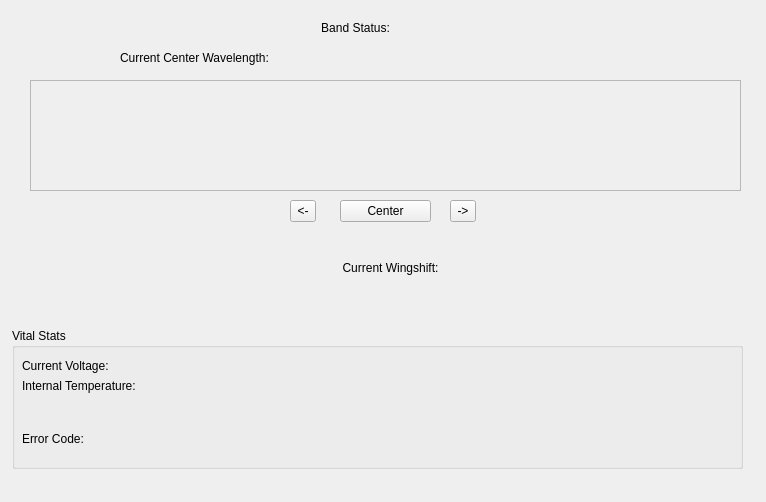
Qt form quantumgui.ui (StarstoneSoftware/QuantumSF) before a commit.
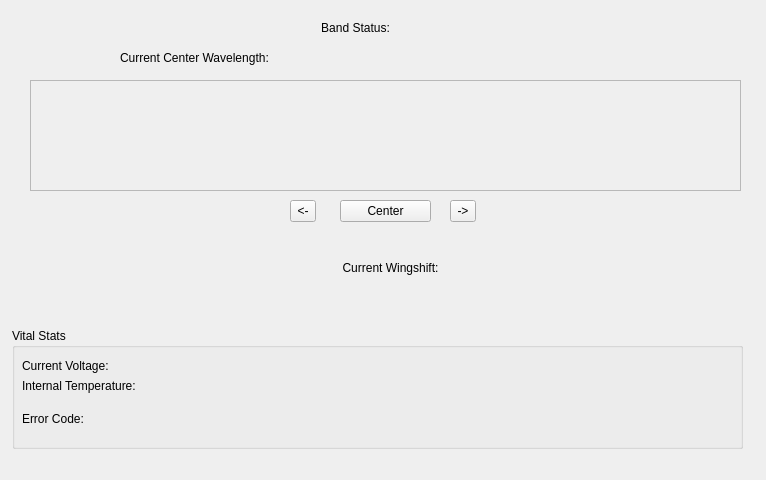
The same form after that commit.

What changed in the file:
```diff
--- a/quantumgui.ui
+++ b/quantumgui.ui
@@ -7,7 +7,7 @@
     <x>0</x>
     <y>0</y>
     <width>766</width>
-    <height>502</height>
+    <height>480</height>
    </rect>
   </property>
   <property name="minimumSize">
@@ -31,7 +31,7 @@
      <x>12</x>
      <y>328</y>
      <width>731</width>
-     <height>141</height>
+     <height>121</height>
     </rect>
    </property>
    <property name="title">
@@ -41,7 +41,7 @@
     <property name="geometry">
      <rect>
       <x>10</x>
-      <y>90</y>
+      <y>70</y>
       <width>631</width>
       <height>41</height>
      </rect>
```
